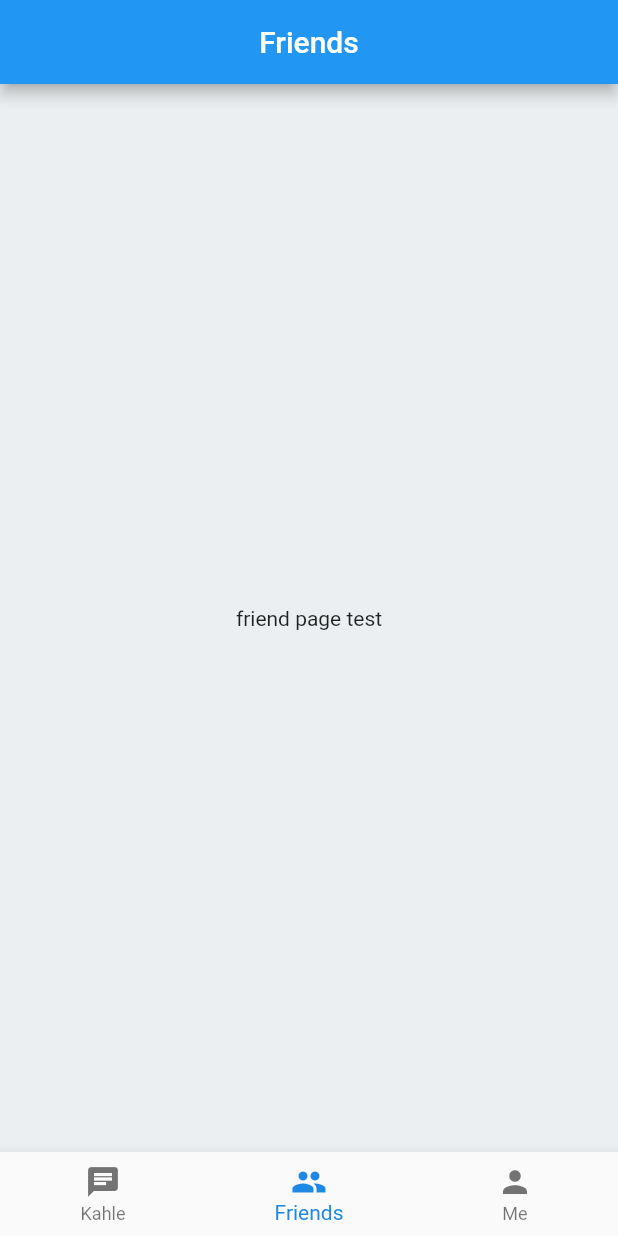
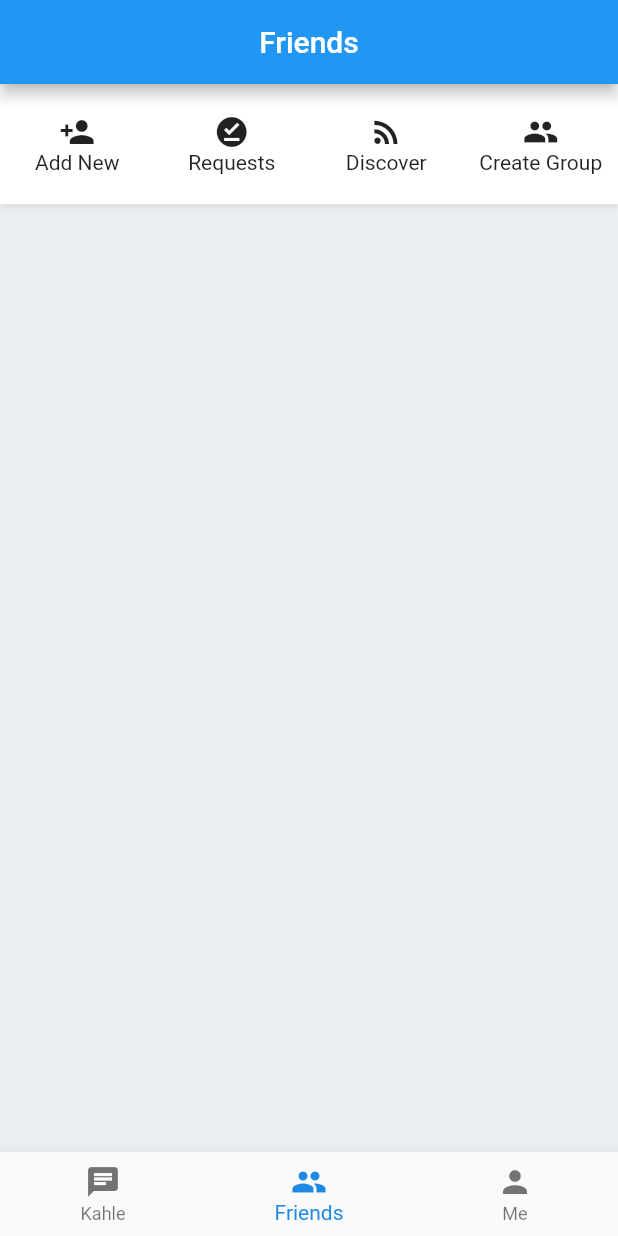
Before and after one commit to fenyuluoshang/Kahla.flutter, a Flutter app: the screen it shows after launch, item 2 of the bottom bar chosen, on a phone screen of 412 x 824 dp. Run offline on Flutter 3.47's test engine with Material 2 defaults, Android fonts, the phone set to English and light mode, and no system bars.

Commit message:
test and write a flex layout for friends page

```diff
--- a/lib/pages/about.dart
+++ b/lib/pages/about.dart
@@ -124,7 +124,7 @@ class AboutPage extends StatelessWidget {
               decoration: BoxDecoration(
                 boxShadow: <BoxShadow>[
                   BoxShadow(
-                    color: Colors.grey[400],
+                    color: Colors.grey[300],
                     blurRadius: 2,
                     offset: Offset(0, 3),
                   ),
--- a/lib/views/friends.dart
+++ b/lib/views/friends.dart
@@ -3,12 +3,108 @@ import 'package:flutter/material.dart';
 class FriendView extends StatelessWidget {
   @override
   Widget build(BuildContext context) {
-    // TODO: implement build
-    return Material(
-      child: Center(
-        child: Text("friend page test"),
+    return Container(
+      child: ListView(
+        children: <Widget>[
+          FriendsButtons(),
+        ],
       ),
       color: Colors.blueGrey[50],
     );
   }
 }
+
+class FriendsButtons extends StatelessWidget {
+  @override
+  Widget build(BuildContext context) {
+    return Container(
+      child: Flex(
+        children: <Widget>[
+          Expanded(
+            flex: 1,
+            child: Material(
+              child: InkWell(
+                child: Container(
+                  child: Column(
+                    children: <Widget>[
+                      Icon(Icons.person_add),
+                      Text("Add New"),
+                    ],
+                  ),
+                  margin: EdgeInsets.fromLTRB(0, 20, 0, 20),
+                ),
+                onTap: () {},
+              ),
+              color: Colors.white,
+            ),
+          ),
+          Expanded(
+            flex: 1,
+            child: Material(
+              child: InkWell(
+                child: Container(
+                  child: Column(
+                    children: <Widget>[
+                      Icon(Icons.offline_pin),
+                      Text("Requests"),
+                    ],
+                  ),
+                  margin: EdgeInsets.fromLTRB(0, 20, 0, 20),
+                ),
+                onTap: () {},
+              ),
+              color: Colors.white,
+            ),
+          ),
+          Expanded(
+            flex: 1,
+            child: Material(
+              child: InkWell(
+                child: Container(
+                  child: Column(
+                    children: <Widget>[
+                      Icon(Icons.rss_feed),
+                      Text("Discover"),
+                    ],
+                  ),
+                  margin: EdgeInsets.fromLTRB(0, 20, 0, 20),
+                ),
+                onTap: () {},
+              ),
+              color: Colors.white,
+            ),
+          ),
+          Expanded(
+            flex: 1,
+            child: Material(
+              child: InkWell(
+                child: Container(
+                  child: Column(
+                    children: <Widget>[
+                      Icon(Icons.group),
+                      Text("Create Group"),
+                    ],
+                  ),
+                  margin: EdgeInsets.fromLTRB(0, 20, 0, 20),
+                ),
+                onTap: () {},
+              ),
+              color: Colors.white,
+            ),
+          )
+        ],
+        direction: Axis.horizontal,
+      ),
+      decoration: BoxDecoration(
+        color: Colors.white,
+        boxShadow: <BoxShadow>[
+          BoxShadow(
+            color: Colors.grey[300],
+            blurRadius: 2,
+            offset: Offset(0, 3),
+          ),
+        ],
+      ),
+    );
+  }
+}
--- a/lib/views/me.dart
+++ b/lib/views/me.dart
@@ -13,7 +13,7 @@ class MeView extends StatefulWidget {
 class __MeViewState extends State<MeView> {
   @override
   Widget build(BuildContext context) {
-    return Material(
+    return Container(
       child: ListView(
         children: <Widget>[
           /// myinfo componment will show user info in the page
@@ -142,7 +142,7 @@ class MyInfo extends StatelessWidget {
       decoration: BoxDecoration(
         boxShadow: <BoxShadow>[
           BoxShadow(
-            color: Colors.grey[400],
+            color: Colors.grey[300],
             blurRadius: 2,
             offset: Offset(0, 3),
           ),
@@ -211,7 +211,7 @@ class MenusInMe extends StatelessWidget {
       decoration: BoxDecoration(
         boxShadow: <BoxShadow>[
           BoxShadow(
-            color: Colors.grey[400],
+            color: Colors.grey[300],
             blurRadius: 2,
             offset: Offset(0, 3),
           ),
```
